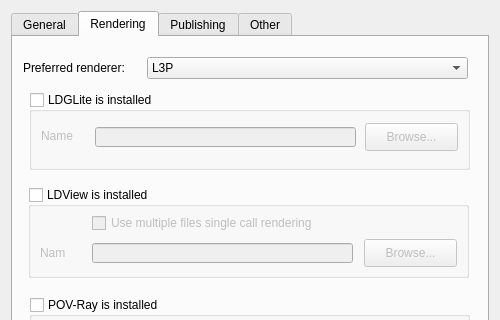
Old version of the form mainApp/preferences.ui in the repository trevorsandy/lpub3d; both pictures show x 0 to 500 and y 0 to 320 of the 500 by 522 pixel window.
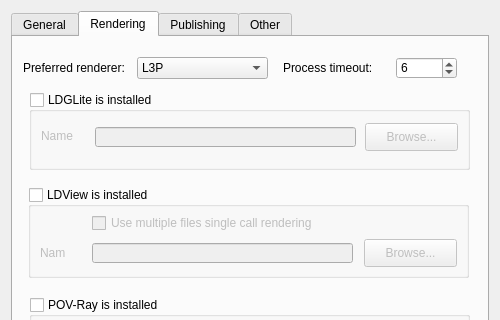
New version of the form. The open tabs and pages were chosen to show the change. Icons and pictures are not drawn.

Commit message: Fix: Adjustable renderer process timeout (r776)

The edit to the form file:
```diff
--- a/mainApp/preferences.ui
+++ b/mainApp/preferences.ui
@@ -294,9 +294,9 @@
       <widget class="QComboBox" name="preferredRenderer">
        <property name="geometry">
         <rect>
-         <x>134</x>
+         <x>124</x>
          <y>20</y>
-         <width>321</width>
+         <width>131</width>
          <height>22</height>
         </rect>
        </property>
@@ -603,6 +603,50 @@
         <string/>
        </property>
       </widget>
+      <widget class="QLabel" name="label_9">
+       <property name="geometry">
+        <rect>
+         <x>270</x>
+         <y>20</y>
+         <width>111</width>
+         <height>22</height>
+        </rect>
+       </property>
+       <property name="sizePolicy">
+        <sizepolicy hsizetype="Fixed" vsizetype="Preferred">
+         <horstretch>0</horstretch>
+         <verstretch>0</verstretch>
+        </sizepolicy>
+       </property>
+       <property name="contextMenuPolicy">
+        <enum>Qt::PreventContextMenu</enum>
+       </property>
+       <property name="toolTip">
+        <string>Set the renderer 'wait for finish' process time in seconds. -1 will not timeout.</string>
+       </property>
+       <property name="text">
+        <string>Process timeout:</string>
+       </property>
+      </widget>
+      <widget class="QSpinBox" name="rendererTimeout">
+       <property name="geometry">
+        <rect>
+         <x>383</x>
+         <y>20</y>
+         <width>61</width>
+         <height>22</height>
+        </rect>
+       </property>
+       <property name="toolTip">
+        <string>Set the renderer 'wait for finish' process time in seconds. -1 will not timeout.</string>
+       </property>
+       <property name="minimum">
+        <number>-1</number>
+       </property>
+       <property name="value">
+        <number>6</number>
+       </property>
+      </widget>
      </widget>
      <widget class="QWidget" name="tabPublishing">
       <attribute name="title">
```
Left out of the diff: 2 changed lines with no effect on the pictures. The commit also changes 5 other files.
